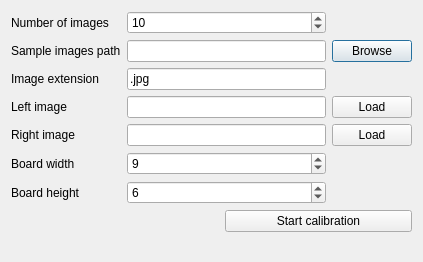
First picture: the form in testcalibrationdialog.ui, repository asergiu/camcalib, before the edit.
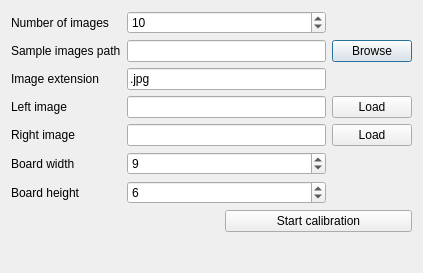
Second picture: the form after the edit.

```diff
--- a/testcalibrationdialog.ui
+++ b/testcalibrationdialog.ui
@@ -7,7 +7,7 @@
     <x>0</x>
     <y>0</y>
     <width>423</width>
-    <height>262</height>
+    <height>273</height>
    </rect>
   </property>
   <property name="windowTitle">
```
Left out of the diff: 2 changed lines with no effect on the pictures.
